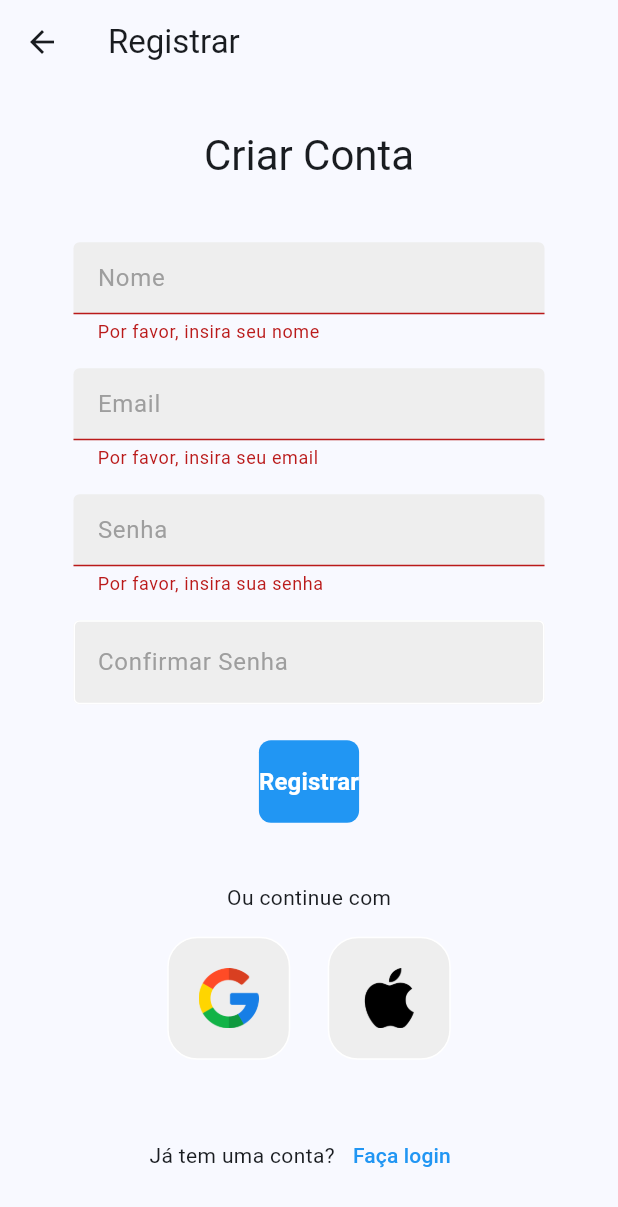
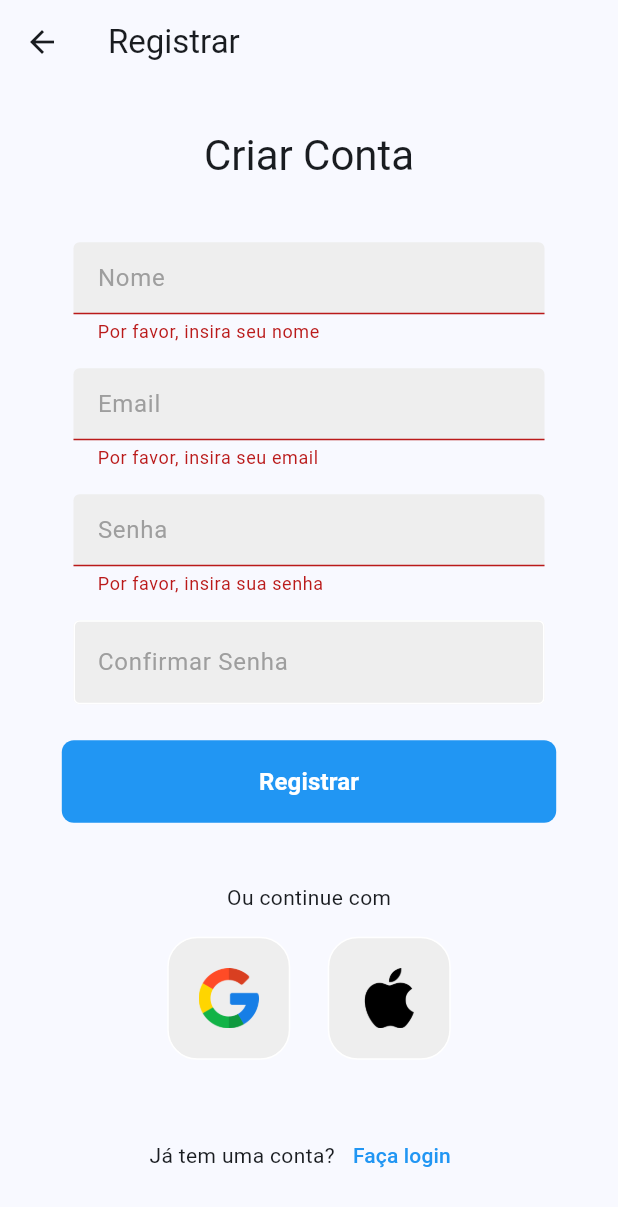
Before and after one commit to enrell/gym_project_app, a Flutter app: the RegisterPage screen opened directly, after a tap on "Registrar", on a phone screen of 412 x 824 dp. Shown: the top 1207 px of the screen. Run offline on Flutter 3.47's test engine with Material 3 defaults, Android fonts, the light colour scheme and no system bars; our stand-ins replace flutter_dotenv, flutter_map, flutter_secure_storage, latlong2; missing offline and left inert: qr_code_scanner; accounts and stored records are empty; statements that could not run were skipped.

Commit message:
Refactor RegisterPage to improve user registration functionality and user experience

```diff
--- a/lib/pages/register.dart
+++ b/lib/pages/register.dart
@@ -4,9 +4,14 @@ import 'package:gym_project_app/components/textfield.dart';
 import 'package:gym_project_app/components/square_tile.dart';
 import 'package:gym_project_app/services/api_service.dart';
 
-class RegisterPage extends StatelessWidget {
-  RegisterPage({super.key});
+class RegisterPage extends StatefulWidget {
+  const RegisterPage({super.key});
 
+  @override
+  RegisterPageState createState() => RegisterPageState();
+}
+
+class RegisterPageState extends State<RegisterPage> {
   final nameController = TextEditingController();
   final emailController = TextEditingController();
   final passwordController = TextEditingController();
@@ -14,23 +19,33 @@ class RegisterPage extends StatelessWidget {
   final _formKey = GlobalKey<FormState>();
   final ApiService _apiService = ApiService();
 
-  void registerUser(BuildContext context) async {
+  Future<void> registerUser() async {
     if (_formKey.currentState!.validate()) {
+      final name = nameController.text.trim();
+      final email = emailController.text.trim();
+      final password = passwordController.text;
+
+      if (name.isEmpty || email.isEmpty || password.isEmpty) {
+        ScaffoldMessenger.of(context).showSnackBar(
+          const SnackBar(content: Text('All fields are required')),
+        );
+        return;
+      }
+
       try {
-        final result = await _apiService.register(
-          nameController.text,
-          emailController.text,
-          passwordController.text,
+        await _apiService.register(name, email, password);
+        if (mounted) {
+          ScaffoldMessenger.of(context).showSnackBar(
+            const SnackBar(content: Text('Registration successful')),
           );
+          Navigator.pop(context);
+        }
+      } catch (e) {
+        if (mounted) {
           ScaffoldMessenger.of(context).showSnackBar(
-          SnackBar(content: Text(result)),
+            SnackBar(content: Text('Registration failed: ${e.toString()}')),
           );
-        // Navigate back to login page on successful registration
-        Navigator.pop(context);
-      } catch (e) {
-        ScaffoldMessenger.of(context).showSnackBar(
-          SnackBar(content: Text(e.toString())),
-        );
+        }
       }
     }
   }
@@ -38,6 +53,7 @@ class RegisterPage extends StatelessWidget {
   @override
   Widget build(BuildContext context) {
     final theme = Theme.of(context);
+    final screenWidth = MediaQuery.of(context).size.width;
 
     return Scaffold(
       appBar: AppBar(title: const Text('Registrar')),
@@ -55,19 +71,27 @@ class RegisterPage extends StatelessWidget {
                     style: theme.textTheme.headlineMedium,
                   ),
                   const SizedBox(height: 40),
-                  MyTextField(
+                  SizedBox(
+                    width: screenWidth * 0.9,
+                    child: MyTextField(
                       controller: nameController,
                       hintText: 'Nome',
                       obscureText: false,
                       validator: (value) {
-                      if (value == null || value.isEmpty) {
+                        if (value == null || value.trim().isEmpty) {
                           return 'Por favor, insira seu nome';
+                        }
+                        if (value.trim().length < 2) {
+                          return 'O nome deve ter pelo menos 2 caracteres';
                         }
                         return null;
                       },
                     ),
+                  ),
                   const SizedBox(height: 16),
-                  MyTextField(
+                  SizedBox(
+                    width: screenWidth * 0.9,
+                    child: MyTextField(
                       controller: emailController,
                       hintText: 'Email',
                       obscureText: false,
@@ -81,8 +105,11 @@ class RegisterPage extends StatelessWidget {
                         return null;
                       },
                     ),
+                  ),
                   const SizedBox(height: 16),
-                  MyTextField(
+                  SizedBox(
+                    width: screenWidth * 0.9,
+                    child: MyTextField(
                       controller: passwordController,
                       hintText: 'Senha',
                       obscureText: true,
@@ -96,8 +123,11 @@ class RegisterPage extends StatelessWidget {
                         return null;
                       },
                     ),
+                  ),
                   const SizedBox(height: 16),
-                  MyTextField(
+                  SizedBox(
+                    width: screenWidth * 0.9,
+                    child: MyTextField(
                       controller: confirmPasswordController,
                       hintText: 'Confirmar Senha',
                       obscureText: true,
@@ -108,10 +138,12 @@ class RegisterPage extends StatelessWidget {
                         return null;
                       },
                     ),
+                  ),
                   const SizedBox(height: 24),
                   Button(
-                    onTap: () => registerUser(context),
+                    onTap: registerUser,
                     text: 'Registrar',
+                    width: screenWidth * 0.8, // Adjust this value as needed
                   ),
                   const SizedBox(height: 40),
                   Text(
```
Lines whose indentation alone changed are shown as unchanged.
